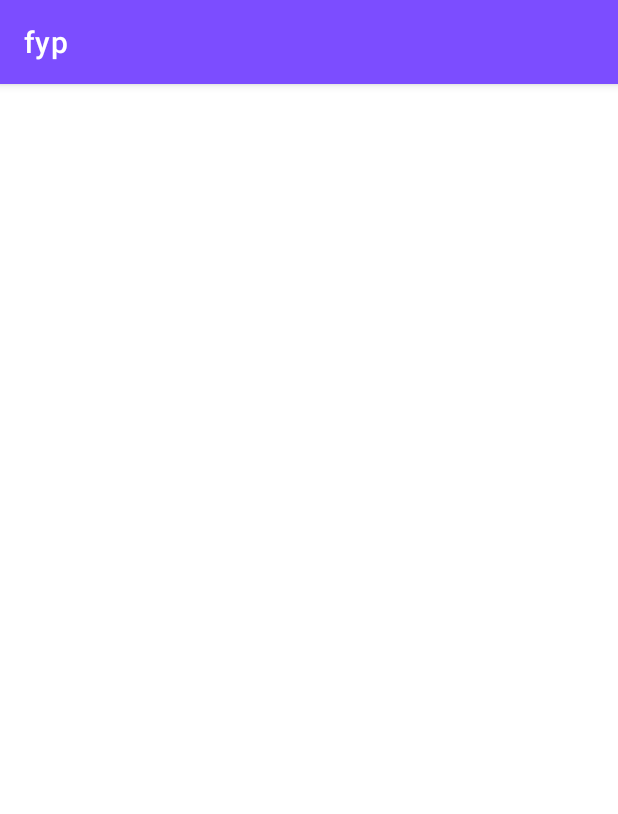
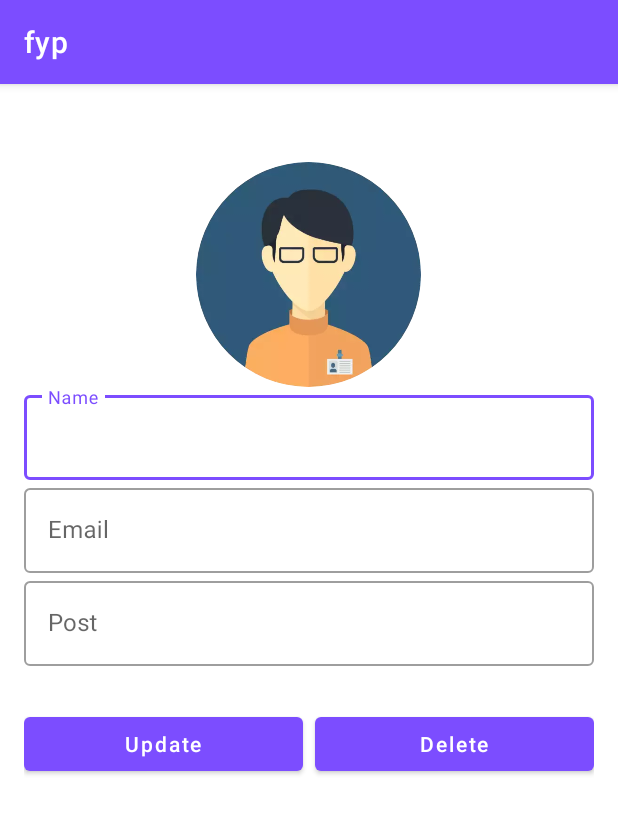
Before and after one commit to giri-saurabh/admin-panel-app, an Android app: the updateTeacherActivity screen opened directly, with no data from a screen before it, on a phone screen of 412 x 824 dp. Shown: the top 814 px of the screen. Run offline under Robolectric (Android 15) with nearby library versions, the phone set to English and light mode, and no system bars; our stand-ins replace CircleImageView.

```diff
--- a/app/build.gradle
+++ b/app/build.gradle
@@ -43,4 +43,6 @@ dependencies {
 
     implementation 'de.hdodenhof:circleimageview:3.0.1'
     implementation 'com.squareup.picasso:picasso:2.71828'
+
+    implementation 'com.google.firebase:firebase-appcheck-safetynet:16.0.0-beta04'
 }
--- a/app/src/main/java/com/example/fyp/faculty/TeacherAdapter.java
+++ b/app/src/main/java/com/example/fyp/faculty/TeacherAdapter.java
@@ -1,6 +1,7 @@
 package com.example.fyp.faculty;
 
 import android.content.Context;
+import android.content.Intent;
 import android.os.Build;
 import android.view.LayoutInflater;
 import android.view.View;
@@ -50,7 +51,13 @@ public class TeacherAdapter extends RecyclerView.Adapter<TeacherAdapter.TeacherV
         holder.update.setOnClickListener(new View.OnClickListener() {
             @Override
             public void onClick(View view) {
-                Toast.makeText(context, "Update Teacher", Toast.LENGTH_SHORT).show();
+                //Toast.makeText(context, "Update Teacher", Toast.LENGTH_SHORT).show();
+                Intent intent = new Intent(context, updateTeacherActivity.class);
+                intent.putExtra("name",item.getName());
+                intent.putExtra("email",item.getEmail());
+                intent.putExtra("post",item.getPost());
+                intent.putExtra("image",item.getImage());
+
             }
         });
 
--- a/app/src/main/java/com/example/fyp/faculty/TeacherData.java
+++ b/app/src/main/java/com/example/fyp/faculty/TeacherData.java
@@ -3,9 +3,9 @@ package com.example.fyp.faculty;
 public class TeacherData {
     private String name, email, post, image, key;
 
-    public TeacherData(){
-
-    }
+//    public TeacherData(){
+//
+//    }
 
     public TeacherData(String name, String email, String post, String image, String key){
         this.name = name;
@@ -16,22 +16,27 @@ public class TeacherData {
     }
 
     public String getName(){
+
         return name;
     }
 
     public String getEmail(){
+
         return email;
     }
 
     public String getPost(){
+
         return post;
     }
 
     public String getImage(){
+
         return image;
     }
 
     public String getKey(){
+
         return key;
     }
 }
--- a/app/src/main/java/com/example/fyp/faculty/updateFaculty.java
+++ b/app/src/main/java/com/example/fyp/faculty/updateFaculty.java
@@ -50,6 +50,11 @@ public class updateFaculty extends AppCompatActivity {
         webDepartment = findViewById(R.id.webDepartment);
         aiDepartment = findViewById(R.id.aiDepartment);
 
+//        FirebaseApp.initializeApp(updateFaculty.this);
+//        FirebaseAppCheck firebaseAppCheck = FirebaseAppCheck.getInstance();
+//        firebaseAppCheck.installAppCheckProviderFactory(
+//                SafetyNetAppCheckProviderFactory.getInstance());
+//
         reference = FirebaseDatabase.getInstance().getReference().child("teacher");
 
         hpcDepartment();
--- a/app/src/main/java/com/example/fyp/faculty/updateTeacherActivity.java
+++ b/app/src/main/java/com/example/fyp/faculty/updateTeacherActivity.java
@@ -3,12 +3,29 @@ package com.example.fyp.faculty;
 import androidx.appcompat.app.AppCompatActivity;
 
 import android.os.Bundle;
+import android.widget.Button;
+import android.widget.EditText;
+import android.widget.ImageView;
+import android.widget.TextView;
+
+import com.example.fyp.R;
 
 public class updateTeacherActivity extends AppCompatActivity {
+
+    private ImageView updateTeacherImage;
+    private EditText updateTeacherName, updateTeacherEmail, updateTeacherPost;
+    private Button updateTeacherBtn, deleteTeacherBtn;
 
     @Override
     protected void onCreate(Bundle savedInstanceState) {
         super.onCreate(savedInstanceState);
-        setContentView(com.google.android.material.R.layout.update);
+        setContentView(R.layout.activity_update_teacher);
+
+        updateTeacherImage = findViewById(R.id.updateTeacherImage);
+        updateTeacherName = findViewById(R.id.updateTeacherName);
+        updateTeacherEmail = findViewById(R.id.updateTeacherEmail);
+        updateTeacherPost = findViewById(R.id.updateTeacherPost);
+        updateTeacherBtn = findViewById(R.id.updateTeacherBtn);
+        deleteTeacherBtn = findViewById(R.id.deleteTeacherBtn);
     }
 }
--- a/app/src/main/java/com/example/fyp/uploadPDFActivity.java
+++ b/app/src/main/java/com/example/fyp/uploadPDFActivity.java
@@ -142,7 +142,7 @@ public class uploadPDFActivity extends AppCompatActivity {
 
     private void openGallery() {
         Intent intent = new Intent();
-        intent.setType("pdf/doc/ppt");
+        intent.setType("application/pdf");
         intent.setAction(Intent.ACTION_GET_CONTENT);
         startActivityForResult(Intent.createChooser(intent, "Select file"),REQ); //11.25 in vid
     }
--- a/app/src/main/res/layout/activity_update_teacher.xml
+++ b/app/src/main/res/layout/activity_update_teacher.xml
@@ -1,9 +1,90 @@
 <?xml version="1.0" encoding="utf-8"?>
-<androidx.appcompat.widget.LinearLayoutCompat xmlns:android="http://schemas.android.com/apk/res/android"
+<LinearLayout xmlns:android="http://schemas.android.com/apk/res/android"
     xmlns:app="http://schemas.android.com/apk/res-auto"
     xmlns:tools="http://schemas.android.com/tools"
     android:layout_width="match_parent"
     android:layout_height="match_parent"
+    android:orientation="vertical"
+    android:padding="16dp"
     tools:context=".faculty.updateTeacherActivity">
 
-</androidx.appcompat.widget.LinearLayoutCompat>
+    <de.hdodenhof.circleimageview.CircleImageView
+        android:layout_width="150dp"
+        android:layout_height="150dp"
+        android:id="@+id/updateTeacherImage"
+        android:layout_gravity="center_horizontal"
+        android:src="@drawable/adduser_icon"
+        android:layout_marginTop="36dp"/>
+
+    <com.google.android.material.textfield.TextInputLayout
+        android:layout_width="match_parent"
+        android:layout_height="wrap_content"
+        style="@style/Widget.MaterialComponents.TextInputLayout.OutlinedBox">
+
+        <com.google.android.material.textfield.TextInputEditText
+            android:layout_width="match_parent"
+            android:layout_height="wrap_content"
+            android:hint="Name"
+            android:inputType="text"
+            android:layout_marginTop="28dp"
+            android:id="@+id/updateTeacherName"/>
+    </com.google.android.material.textfield.TextInputLayout>
+
+    <com.google.android.material.textfield.TextInputLayout
+        android:layout_width="match_parent"
+        android:layout_height="wrap_content"
+        style="@style/Widget.MaterialComponents.TextInputLayout.OutlinedBox">
+
+        <com.google.android.material.textfield.TextInputEditText
+            android:layout_width="match_parent"
+            android:layout_height="wrap_content"
+            android:hint="Email"
+            android:inputType="textEmailAddress"
+            android:layout_marginTop="16dp"
+            android:id="@+id/updateTeacherEmail"/>
+    </com.google.android.material.textfield.TextInputLayout>
+
+    <com.google.android.material.textfield.TextInputLayout
+        android:layout_width="match_parent"
+        android:layout_height="wrap_content"
+        style="@style/Widget.MaterialComponents.TextInputLayout.OutlinedBox">
+
+        <com.google.android.material.textfield.TextInputEditText
+            android:layout_width="match_parent"
+            android:layout_height="wrap_content"
+            android:hint="Post"
+            android:inputType="text"
+            android:layout_marginTop="20dp"
+            android:id="@+id/updateTeacherPost"/>
+    </com.google.android.material.textfield.TextInputLayout>
+
+    <LinearLayout
+        android:layout_width="match_parent"
+        android:layout_height="wrap_content"
+        android:orientation="horizontal"
+        android:layout_marginTop="28dp"
+        android:weightSum="2">
+
+        <com.google.android.material.button.MaterialButton
+            android:layout_width="0dp"
+            android:layout_height="wrap_content"
+            android:layout_weight="1"
+            android:text="Update"
+            android:textAllCaps="false"
+            android:layout_marginRight="8dp"
+            android:id="@+id/updateTeacherBtn"/>
+
+        <com.google.android.material.button.MaterialButton
+            android:layout_width="0dp"
+            android:layout_height="wrap_content"
+            android:layout_weight="1"
+            android:text="Delete"
+            android:textAllCaps="false"
+            android:id="@+id/deleteTeacherBtn"/>
+
+
+    </LinearLayout>
+
+
+
+</LinearLayout>
```
